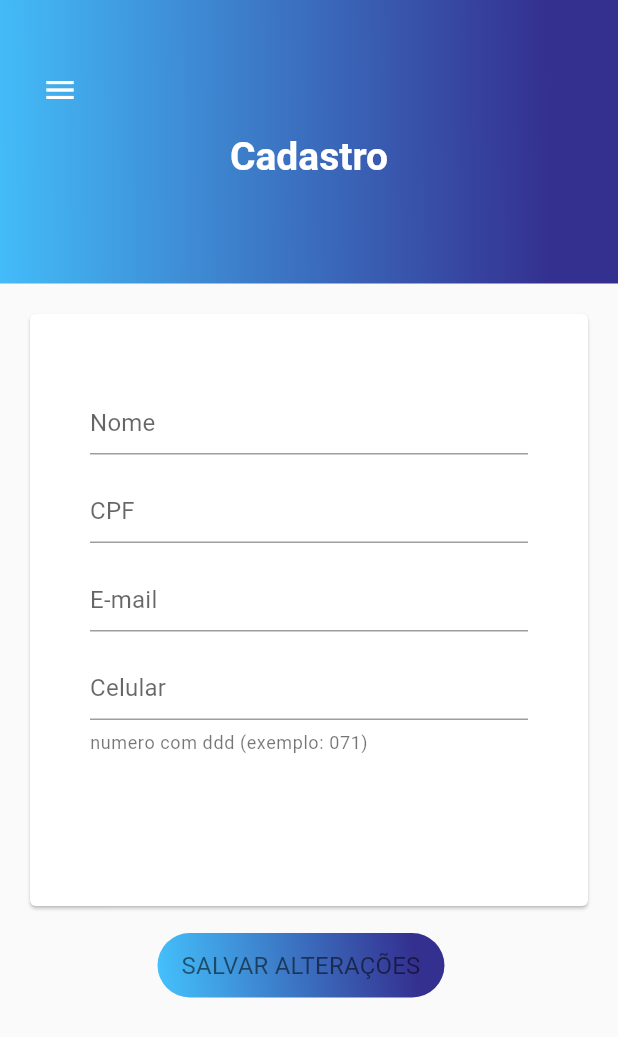
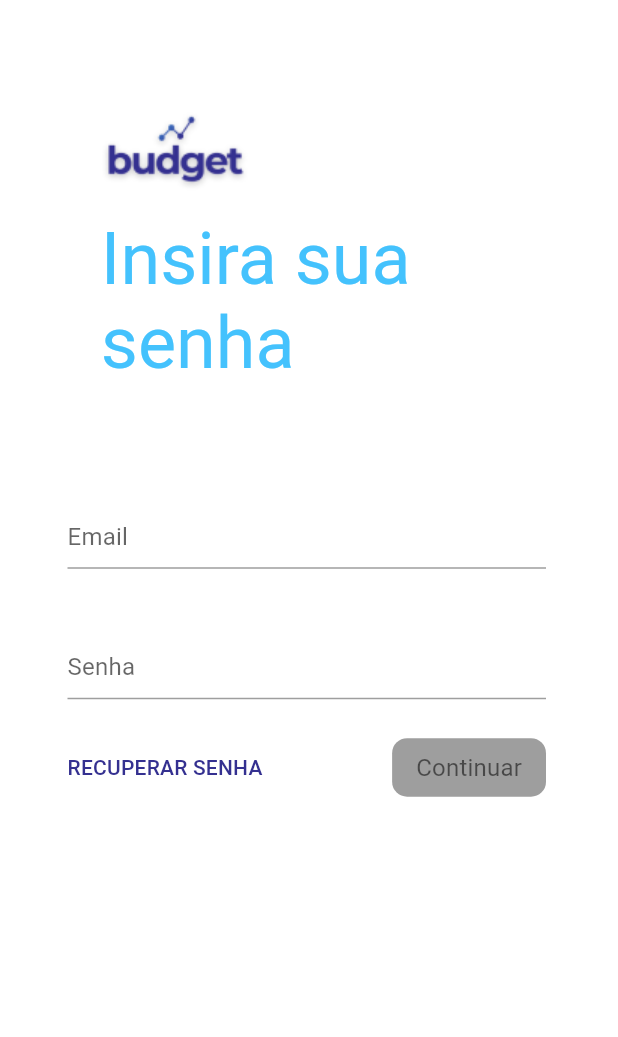
Before and after one commit to adensoares/raroacademy-budget, a Flutter app: the screen it shows after launch, on a phone screen of 412 x 824 dp. Shown: the top 1037 px of the screen. Run offline on Flutter 3.47's test engine with Material 2 defaults, Android fonts, the phone set to English and light mode, and no system bars; our stand-ins replace mask_text_input_formatter; missing offline and left inert: animated_card, validatorless, wc_form_validators; project files that could hold a hidden picture were left out.

Commit message:
tela de senha feita

```diff
--- a/lib/src/app.dart
+++ b/lib/src/app.dart
@@ -1,6 +1,7 @@
 import 'package:budget/src/modules/home/drawerSignUp/drawer_signup.dart';
 import 'package:budget/src/modules/home/home_page.dart';
 import 'package:budget/src/modules/login/login_page.dart';
+import 'package:budget/src/modules/login/password_page.dart';
 import 'package:budget/src/modules/signup/signup_page.dart';
 import 'package:budget/src/modules/splash/splash_page.dart';
 import 'package:budget/src/shared/constants/app_colors.dart';
@@ -14,7 +15,7 @@ class App extends StatelessWidget {
       theme: ThemeData(
         primarySwatch: AppColors.customMaterialPurple,
       ),
-      home: DrawerSignup(),
+      home: PasswordPage(),
     );
   }
 }
--- a/lib/src/modules/home/drawerSignUp/drawer_signup.dart
+++ b/lib/src/modules/home/drawerSignUp/drawer_signup.dart
@@ -29,8 +29,7 @@ class _DrawerSignupState extends State<DrawerSignup> {
         gradient: AppColors.splashGradient,
         title: 'Cadastro',
       ),
-      body: SingleChildScrollView(
-        child: Container(
+      body: Container(
         width: MediaQuery.of(context).size.width,
         height: MediaQuery.of(context).size.height,
         child: Stack(
@@ -38,15 +37,18 @@ class _DrawerSignupState extends State<DrawerSignup> {
             Padding(
               padding: const EdgeInsets.only(
                   top: 16, left: 16, right: 16, bottom: 40),
+              child: Container(
+                width: MediaQuery.of(context).size.width,
+                height: MediaQuery.of(context).size.height,
                 child: Card(
                   child: Padding(
                     padding: const EdgeInsets.only(
                         top: 35, bottom: 102, right: 40, left: 40),
                     child: Form(
                         key: _formkey,
+                        child: SingleChildScrollView(
                           child: Column(
                             mainAxisSize: MainAxisSize.min,
-                          mainAxisAlignment: MainAxisAlignment.spaceBetween,
                             children: [
                               CustomTextFormField(
                                 obscureText: false,
@@ -64,8 +66,9 @@ class _DrawerSignupState extends State<DrawerSignup> {
                                   obscureText: false,
                                   keyboardType: TextInputType.emailAddress,
                                   labelText: 'E-mail',
-                              validator: Validatorless.email('email inválido'),
-                            ),
+                                  validator: Validatorless.multiple([
+                                    Validatorless.email('email inválido'),
+                                  ])),
                               CustomTextFormField(
                                 inputformatter: [_maskformaterNumber],
                                 obscureText: false,
@@ -76,40 +79,27 @@ class _DrawerSignupState extends State<DrawerSignup> {
                                     Validatorless.number('numero inválido'),
                               ),
                             ],
+                          ),
                         )),
                   ),
                 ),
-              ),
-              Positioned(
-                left: 105,
-                bottom: 348,
-                child: ButtonWidget(
-                  borderRadius: 23,
-                  gradient: AppColors.splashGradient,
-                  child: Padding(
-                    padding: const EdgeInsets.only(
-                      top: 12,
-                      bottom: 12,
-                      left: 16,
-                      right: 16,
-                    ),
-                    child: Text(
-                      'SALVAR ALTERAÇÕES',
-                      style: AppTextStyles.gray16w400Roboto,
-                    ),
-                  ),
-                  onTap: () {
-                    if (_formkey.currentState!.validate()) {
-                      ScaffoldMessenger.of(context).showSnackBar(SnackBar(
-                          content: Text('alterações feitas com sucesso!')));
-                    }
-                  },
               ),
             ),
           ],
         ),
       ),
+      floatingActionButton: FloatingActionButton.extended(
+        onPressed: () {
+          if (_formkey.currentState!.validate()) {
+            ScaffoldMessenger.of(context).showSnackBar(
+                SnackBar(content: Text('alterações feitas com sucesso!')));
+          }
+        },
+        label: Text('SALVAR ALTERAÇÕES'),
+        backgroundColor: AppColors.gray,
       ),
+      floatingActionButtonLocation: FloatingActionButtonLocation.centerFloat,
+      resizeToAvoidBottomInset: false,
     );
   }
 }
--- /dev/null
+++ b/lib/src/modules/login/password_page.dart
@@ -0,0 +1,128 @@
+import 'package:budget/src/shared/constants/app_text_styles.dart';
+import 'package:budget/src/shared/widgets/button_widget.dart';
+import 'package:budget/src/shared/widgets/custom_text_form_field_widget.dart';
+import 'package:budget/src/shared/widgets/header_page_login_widget.dart';
+import 'package:budget/src/shared/widgets/header_page_password_widget.dart';
+import 'package:flutter/material.dart';
+import 'package:validatorless/validatorless.dart';
+
+class PasswordPage extends StatefulWidget {
+  PasswordPage({Key? key}) : super(key: key);
+
+  @override
+  _PasswordPageState createState() => _PasswordPageState();
+}
+
+class _PasswordPageState extends State<PasswordPage> {
+  final _formloginWithPasswordkey = GlobalKey<FormState>();
+  final emailEC = TextEditingController();
+  final passwordEC = TextEditingController();
+
+  @override
+  Widget build(BuildContext context) {
+    return Scaffold(
+      body: SingleChildScrollView(
+        child: Container(
+          color: Colors.white,
+          width: MediaQuery.of(context).size.width,
+          height: MediaQuery.of(context).size.height,
+          child: Center(
+            child: Padding(
+              padding: const EdgeInsets.only(
+                  top: 74, bottom: 32, left: 45, right: 48),
+              child: Column(
+                crossAxisAlignment: CrossAxisAlignment.start,
+                children: [
+                  Container(
+                    width: 251,
+                    child: HeaderPagePasswordWidget(
+                      text: 'Insira sua\nsenha',
+                    ),
+                  ),
+                  SizedBox(height: 64),
+                  Column(
+                    mainAxisSize: MainAxisSize.min,
+                    children: [
+                      Form(
+                        key: _formloginWithPasswordkey,
+                        child: Column(
+                          mainAxisSize: MainAxisSize.min,
+                          children: [
+                            CustomTextFormField(
+                              obscureText: false,
+                              controler: emailEC,
+                              keyboardType: TextInputType.emailAddress,
+                              validator: Validatorless.multiple([
+                                Validatorless.email('email inválido'),
+                                Validatorless.required('campo requerido!')
+                              ]),
+                              labelText: 'Email',
+                              hintText: 'insira seu email',
+                            ),
+                            SizedBox(
+                              height: 28,
+                            ),
+                            CustomTextFormField(
+                              obscureText: true,
+                              controler: passwordEC,
+                              validator:
+                                  Validatorless.required('campo obrigatório'),
+                              labelText: 'Senha',
+                            ),
+                            SizedBox(
+                              height: 26,
+                            ),
+                            Row(
+                              mainAxisAlignment: MainAxisAlignment.spaceBetween,
+                              children: [
+                                InkWell(
+                                  onTap: () {},
+                                  child: Text(
+                                    'RECUPERAR SENHA',
+                                    style: AppTextStyles.purple14w500Roboto,
+                                  ),
+                                ),
+                                ButtonWidget(
+                                  color: Colors.grey,
+                                  borderRadius: 10,
+                                  child: Padding(
+                                    padding: const EdgeInsets.only(
+                                        top: 10,
+                                        bottom: 10,
+                                        right: 16,
+                                        left: 16),
+                                    child: Text(
+                                      'Continuar',
+                                      style: AppTextStyles.gray16w400Roboto,
+                                    ),
+                                  ),
+                                  onTap: () {
+                                    var formvalid = _formloginWithPasswordkey
+                                            .currentState
+                                            ?.validate() ??
+                                        false;
+                                    if (formvalid) {
+                                      // * chamar a controler para tratar os dados
+
+                                    }
+                                  },
+                                ),
+                              ],
+                            ),
+                          ],
+                        ),
+                      ),
+                    ],
+                  ),
+                  SizedBox(
+                    height: 52,
+                  ),
+                ],
+              ),
+            ),
+          ),
+        ),
+      ),
+    );
+  }
+}
--- a/lib/src/shared/widgets/custom_text_form_field_widget.dart
+++ b/lib/src/shared/widgets/custom_text_form_field_widget.dart
@@ -1,8 +1,8 @@
 import 'package:flutter/material.dart';
-import 'package:flutter/services.dart';
 
 import 'package:budget/src/shared/constants/app_colors.dart';
 import 'package:budget/src/shared/constants/app_text_styles.dart';
+import 'package:mask_text_input_formatter/mask_text_input_formatter.dart';
 
 class CustomTextFormField extends StatelessWidget {
   const CustomTextFormField({
@@ -12,11 +12,11 @@ class CustomTextFormField extends StatelessWidget {
     this.helperText,
     this.keyboardType,
     this.suffixIcon,
-    required this.obscureText,
     this.border,
     this.onTap,
     this.validator,
     this.controler,
+    required this.obscureText,
     this.inputformatter,
   }) : super(key: key);
 
@@ -30,12 +30,11 @@ class CustomTextFormField extends StatelessWidget {
   final void Function()? onTap;
   final String? Function(String?)? validator;
   final TextEditingController? controler;
-  final List<TextInputFormatter>? inputformatter;
+  final List<MaskTextInputFormatter>? inputformatter;
 
   @override
   Widget build(BuildContext context) {
     return TextFormField(
-      inputFormatters: inputformatter,
       keyboardType: keyboardType,
       obscureText: obscureText,
       cursorColor: AppColors.black,
--- a/lib/src/shared/widgets/header_page_password_widget.dart
+++ b/lib/src/shared/widgets/header_page_password_widget.dart
@@ -5,10 +5,8 @@ class HeaderPagePasswordWidget extends StatelessWidget {
   HeaderPagePasswordWidget({
     Key? key,
     required this.text,
-    required this.text1,
   }) : super(key: key);
   final String text;
-  final String text1;
 
   @override
   Widget build(BuildContext context) {
```
Also changed, not shown: lib/src/shared/widgets/appbar/custom_appbar_widget.dart (+26 -24 lines). Lines whose indentation alone changed are shown as unchanged.
